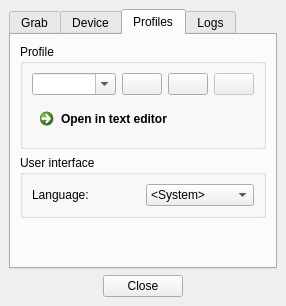
Atarity/Lightpack, file Software/src/mainwindow.ui: the form before one commit.
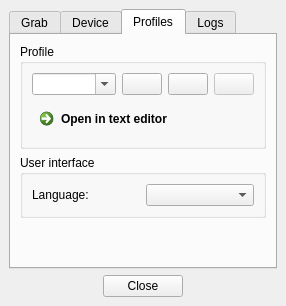
The form after the commit. The open tabs and pages were chosen to show the change. Icons and pictures are not drawn.

Commit message: Software: translate in language combobox "system default" line;

The edit to the form file:
```diff
--- a/Software/src/mainwindow.ui
+++ b/Software/src/mainwindow.ui
@@ -574,13 +574,7 @@
             </widget>
            </item>
            <item>
-            <widget class="QComboBox" name="comboBox_Language">
-             <item>
-              <property name="text">
-               <string notr="true">&lt;System&gt;</string>
-              </property>
-             </item>
-            </widget>
+            <widget class="QComboBox" name="comboBox_Language"/>
            </item>
           </layout>
          </widget>
```
Left out of the diff: 4 changed lines with no effect on the pictures. The commit also changes 3 other files.
